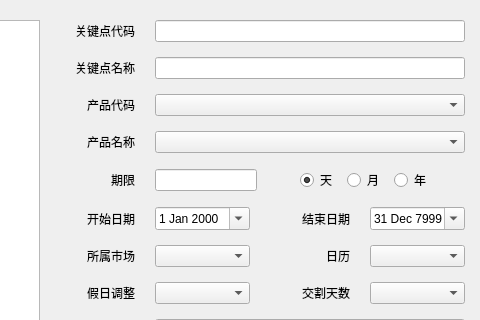
Above: FML/view/mainframe/key_point_definition.ui from ruofeng216/fmlnew before the change; both pictures show x 443 to 923 and y 0 to 320 of the 923 by 475 pixel window. Below: the same form after it.
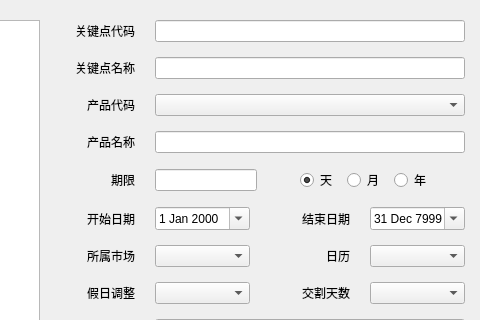
That is the form after the change. Custom widgets are drawn as their Qt base class.

Commit message: 关键点正在修改

The edit to the form file:
```diff
--- a/FML/view/mainframe/key_point_definition.ui
+++ b/FML/view/mainframe/key_point_definition.ui
@@ -173,7 +173,7 @@
           </widget>
          </item>
          <item>
-          <widget class="QComboBox" name="cbProductName"/>
+          <widget class="QLineEdit" name="cbProductName"/>
          </item>
         </layout>
        </item>
```
The commit also changes 2 other files.
